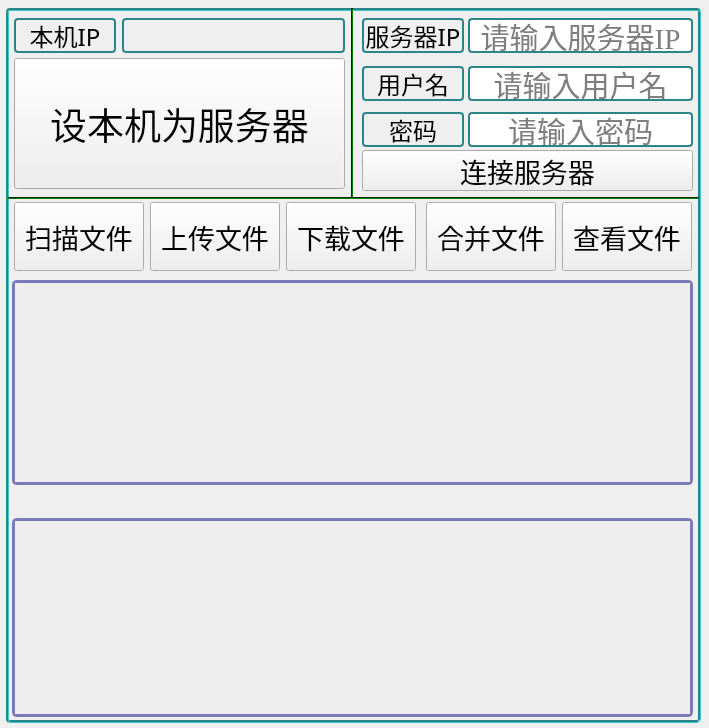
Before: the Qt Designer form FTPUtil.ui in LeeGingko/Terminal, drawn with Qt 5.
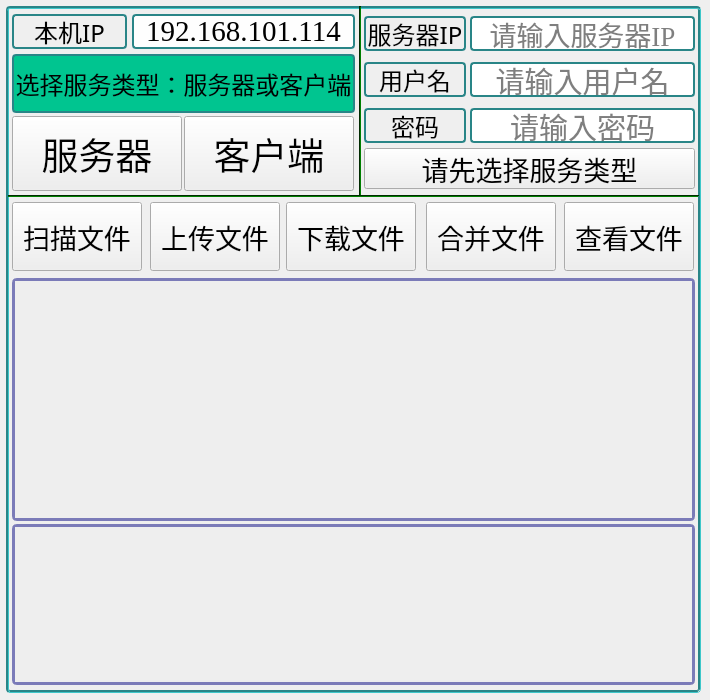
After: the same form once the commit is applied.

Patch:
```diff
--- a/FTPUtil.ui
+++ b/FTPUtil.ui
@@ -6,14 +6,14 @@
    <rect>
     <x>0</x>
     <y>0</y>
-    <width>709</width>
-    <height>728</height>
+    <width>710</width>
+    <height>700</height>
    </rect>
   </property>
   <property name="minimumSize">
    <size>
-    <width>600</width>
-    <height>728</height>
+    <width>710</width>
+    <height>700</height>
    </size>
   </property>
   <property name="windowTitle">
@@ -23,9 +23,9 @@
    <property name="geometry">
     <rect>
      <x>6</x>
-     <y>8</y>
+     <y>6</y>
      <width>695</width>
-     <height>715</height>
+     <height>687</height>
     </rect>
    </property>
    <property name="palette">
@@ -500,9 +500,9 @@
    <widget class="QLabel" name="label_operator_18">
     <property name="geometry">
      <rect>
-      <x>8</x>
-      <y>10</y>
-      <width>102</width>
+      <x>6</x>
+      <y>8</y>
+      <width>115</width>
       <height>35</height>
      </rect>
     </property>
@@ -534,10 +534,10 @@
      <set>Qt::AlignCenter</set>
     </property>
    </widget>
-   <widget class="QLineEdit" name="le_serverIP">
+   <widget class="QLineEdit" name="le_ServerIP">
     <property name="geometry">
      <rect>
-      <x>462</x>
+      <x>464</x>
       <y>10</y>
       <width>225</width>
       <height>35</height>
@@ -546,13 +546,13 @@
     <property name="font">
      <font>
       <family>Times New Roman</family>
-      <pointsize>22</pointsize>
+      <pointsize>20</pointsize>
       <weight>50</weight>
       <bold>false</bold>
      </font>
     </property>
     <property name="toolTip">
-     <string/>
+     <string>地址范围0.0.0.0~255.255.255</string>
     </property>
     <property name="statusTip">
      <string/>
@@ -565,7 +565,7 @@
      <set>Qt::ImhNone</set>
     </property>
     <property name="inputMask">
-     <string notr="true"/>
+     <string/>
     </property>
     <property name="text">
      <string/>
@@ -573,12 +573,18 @@
     <property name="frame">
      <bool>true</bool>
     </property>
+    <property name="echoMode">
+     <enum>QLineEdit::Normal</enum>
+    </property>
     <property name="alignment">
      <set>Qt::AlignCenter</set>
     </property>
     <property name="placeholderText">
      <string>请输入服务器IP</string>
     </property>
+    <property name="cursorMoveStyle">
+     <enum>Qt::VisualMoveStyle</enum>
+    </property>
     <property name="clearButtonEnabled">
      <bool>true</bool>
     </property>
@@ -586,7 +592,7 @@
    <widget class="QLabel" name="label_operator_19">
     <property name="geometry">
      <rect>
-      <x>356</x>
+      <x>358</x>
       <y>10</y>
       <width>102</width>
       <height>35</height>
@@ -623,8 +629,8 @@
    <widget class="QLabel" name="lb_LocalIP">
     <property name="geometry">
      <rect>
-      <x>116</x>
-      <y>10</y>
+      <x>126</x>
+      <y>8</y>
       <width>223</width>
       <height>35</height>
      </rect>
@@ -639,8 +645,9 @@
     </property>
     <property name="styleSheet">
      <string notr="true">QLabel{
-border-radius: 4px;	
-border:2px solid rgb(41, 133, 135);
+	border-radius: 4px;	
+	border:2px solid rgb(41, 133, 135);
+	background-color: rgb(254, 254, 254);
 }</string>
     </property>
     <property name="inputMethodHints">
@@ -656,7 +663,7 @@
      <number>2</number>
     </property>
     <property name="text">
-     <string/>
+     <string>192.168.101.114</string>
     </property>
     <property name="textFormat">
      <enum>Qt::AutoText</enum>
@@ -668,8 +675,8 @@
    <widget class="QLabel" name="label_operator_21">
     <property name="geometry">
      <rect>
-      <x>356</x>
-      <y>58</y>
+      <x>358</x>
+      <y>56</y>
       <width>102</width>
       <height>35</height>
      </rect>
@@ -705,8 +712,8 @@
    <widget class="QLineEdit" name="le_UserName">
     <property name="geometry">
      <rect>
-      <x>462</x>
-      <y>58</y>
+      <x>464</x>
+      <y>56</y>
       <width>225</width>
       <height>35</height>
      </rect>
@@ -751,49 +758,7 @@
      <bool>true</bool>
     </property>
    </widget>
-   <widget class="QPushButton" name="btn_SetMachineAsServer">
-    <property name="geometry">
-     <rect>
-      <x>8</x>
-      <y>50</y>
-      <width>331</width>
-      <height>131</height>
-     </rect>
-    </property>
-    <property name="font">
-     <font>
-      <family>幼圆</family>
-      <pointsize>28</pointsize>
-      <weight>50</weight>
-      <italic>false</italic>
-      <bold>false</bold>
-     </font>
-    </property>
-    <property name="cursor">
-     <cursorShape>PointingHandCursor</cursorShape>
-    </property>
-    <property name="styleSheet">
-     <string notr="true">QPushButton:hover{
-	background-color: rgb(138, 214, 255);
-}
-QPushButton:hover:pressed{
-	background-color: rgb(0, 170, 255);
-}</string>
-    </property>
-    <property name="text">
-     <string>设本机为服务器</string>
-    </property>
-    <property name="shortcut">
-     <string>Ctrl+2</string>
-    </property>
-    <property name="autoDefault">
-     <bool>false</bool>
-    </property>
-    <property name="default">
-     <bool>false</bool>
-    </property>
-   </widget>
-   <widget class="QTextBrowser" name="textBrowser">
+   <widget class="QTextBrowser" name="tb_Message">
     <property name="enabled">
      <bool>true</bool>
     </property>
@@ -801,8 +766,8 @@
      <rect>
       <x>6</x>
       <y>272</y>
-      <width>681</width>
-      <height>205</height>
+      <width>683</width>
+      <height>243</height>
      </rect>
     </property>
     <property name="sizePolicy">
@@ -1085,8 +1050,8 @@
    <widget class="QPushButton" name="btn_ScanFile">
     <property name="geometry">
      <rect>
-      <x>8</x>
-      <y>194</y>
+      <x>6</x>
+      <y>196</y>
       <width>130</width>
       <height>69</height>
      </rect>
@@ -1128,7 +1093,7 @@
     <property name="geometry">
      <rect>
       <x>144</x>
-      <y>194</y>
+      <y>196</y>
       <width>130</width>
       <height>69</height>
      </rect>
@@ -1170,7 +1135,7 @@
     <property name="geometry">
      <rect>
       <x>280</x>
-      <y>194</y>
+      <y>196</y>
       <width>130</width>
       <height>69</height>
      </rect>
@@ -1212,7 +1177,7 @@
     <property name="geometry">
      <rect>
       <x>420</x>
-      <y>194</y>
+      <y>196</y>
       <width>130</width>
       <height>69</height>
      </rect>
@@ -1250,10 +1215,10 @@
      <bool>false</bool>
     </property>
    </widget>
-   <widget class="QPushButton" name="btn_ConnectServer">
+   <widget class="QPushButton" name="btn_Connection">
     <property name="geometry">
      <rect>
-      <x>356</x>
+      <x>358</x>
       <y>142</y>
       <width>331</width>
       <height>41</height>
@@ -1280,7 +1245,7 @@
 }</string>
     </property>
     <property name="text">
-     <string>连接服务器</string>
+     <string>请先选择服务类型</string>
     </property>
     <property name="shortcut">
      <string>Ctrl+2</string>
@@ -1295,8 +1260,8 @@
    <widget class="QLineEdit" name="le_UserPasswd">
     <property name="geometry">
      <rect>
-      <x>462</x>
-      <y>104</y>
+      <x>464</x>
+      <y>102</y>
       <width>225</width>
       <height>35</height>
      </rect>
@@ -1348,8 +1313,8 @@
    <widget class="QLabel" name="label_operator_20">
     <property name="geometry">
      <rect>
-      <x>356</x>
-      <y>104</y>
+      <x>358</x>
+      <y>102</y>
       <width>102</width>
       <height>35</height>
      </rect>
@@ -1368,8 +1333,8 @@
     </property>
     <property name="styleSheet">
      <string notr="true">QLabel{
-border-radius: 4px;	
-border:2px solid rgb(41, 133, 135);
+	border-radius: 4px;	
+	border:2px solid rgb(41, 133, 135);
 }</string>
     </property>
     <property name="text">
@@ -1385,8 +1350,8 @@
    <widget class="QPushButton" name="btn_ShowFile">
     <property name="geometry">
      <rect>
-      <x>556</x>
-      <y>194</y>
+      <x>558</x>
+      <y>196</y>
       <width>130</width>
       <height>69</height>
      </rect>
@@ -1424,16 +1389,16 @@
      <bool>false</bool>
     </property>
    </widget>
-   <widget class="QTextBrowser" name="textBrowser_2">
+   <widget class="QTextBrowser" name="tb_FileInfo">
     <property name="enabled">
      <bool>true</bool>
     </property>
     <property name="geometry">
      <rect>
       <x>6</x>
-      <y>510</y>
-      <width>681</width>
-      <height>199</height>
+      <y>518</y>
+      <width>683</width>
+      <height>161</height>
      </rect>
     </property>
     <property name="sizePolicy">
@@ -1689,6 +1654,9 @@
     <property name="contextMenuPolicy">
      <enum>Qt::DefaultContextMenu</enum>
     </property>
+    <property name="toolTip">
+     <string/>
+    </property>
     <property name="styleSheet">
      <string notr="true">QTextBrowser {
 	border-radius: 5px;
@@ -1716,7 +1684,7 @@
    <widget class="Line" name="line">
     <property name="geometry">
      <rect>
-      <x>344</x>
+      <x>352</x>
       <y>0</y>
       <width>4</width>
       <height>191</height>
@@ -2623,6 +2591,121 @@
      <enum>Qt::Horizontal</enum>
     </property>
    </widget>
+   <widget class="QPushButton" name="btn_ThisPCAsClient">
+    <property name="geometry">
+     <rect>
+      <x>178</x>
+      <y>110</y>
+      <width>170</width>
+      <height>75</height>
+     </rect>
+    </property>
+    <property name="font">
+     <font>
+      <family>幼圆</family>
+      <pointsize>28</pointsize>
+      <weight>50</weight>
+      <italic>false</italic>
+      <bold>false</bold>
+     </font>
+    </property>
+    <property name="cursor">
+     <cursorShape>PointingHandCursor</cursorShape>
+    </property>
+    <property name="styleSheet">
+     <string notr="true">QPushButton:hover{
+	background-color: rgb(138, 214, 255);
+}
+QPushButton:hover:pressed{
+	background-color: rgb(0, 170, 255);
+}</string>
+    </property>
+    <property name="text">
+     <string>客户端</string>
+    </property>
+    <property name="shortcut">
+     <string>Ctrl+2</string>
+    </property>
+    <property name="autoDefault">
+     <bool>false</bool>
+    </property>
+    <property name="default">
+     <bool>false</bool>
+    </property>
+   </widget>
+   <widget class="QLabel" name="lb_ServiceType">
+    <property name="geometry">
+     <rect>
+      <x>6</x>
+      <y>48</y>
+      <width>343</width>
+      <height>59</height>
+     </rect>
+    </property>
+    <property name="font">
+     <font>
+      <family>微软雅黑</family>
+      <pointsize>18</pointsize>
+      <weight>50</weight>
+      <bold>false</bold>
+     </font>
+    </property>
+    <property name="styleSheet">
+     <string notr="true">QLabel{
+	background-color: rgb(0, 197, 144);
+	border-radius: 4px;	
+	border:2px solid rgb(41, 133, 135);
+}</string>
+    </property>
+    <property name="text">
+     <string>选择服务类型：服务器或客户端</string>
+    </property>
+    <property name="alignment">
+     <set>Qt::AlignCenter</set>
+    </property>
+   </widget>
+   <widget class="QPushButton" name="btn_ThisPCAsServer">
+    <property name="geometry">
+     <rect>
+      <x>6</x>
+      <y>110</y>
+      <width>170</width>
+      <height>75</height>
+     </rect>
+    </property>
+    <property name="font">
+     <font>
+      <family>幼圆</family>
+      <pointsize>28</pointsize>
+      <weight>50</weight>
+      <italic>false</italic>
+      <bold>false</bold>
+     </font>
+    </property>
+    <property name="cursor">
+     <cursorShape>PointingHandCursor</cursorShape>
+    </property>
+    <property name="styleSheet">
+     <string notr="true">QPushButton:hover{
+	background-color: rgb(138, 214, 255);
+}
+QPushButton:hover:pressed{
+	background-color: rgb(0, 170, 255);
+}</string>
+    </property>
+    <property name="text">
+     <string>服务器</string>
+    </property>
+    <property name="shortcut">
+     <string>Ctrl+2</string>
+    </property>
+    <property name="autoDefault">
+     <bool>false</bool>
+    </property>
+    <property name="default">
+     <bool>false</bool>
+    </property>
+   </widget>
   </widget>
  </widget>
  <resources/>
```
Left out of the diff: 15 changed lines with no effect on the pictures.
